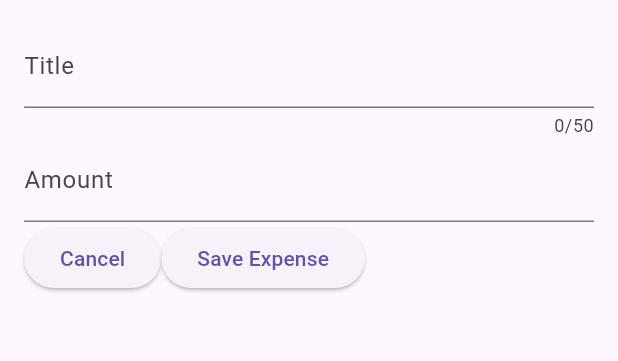
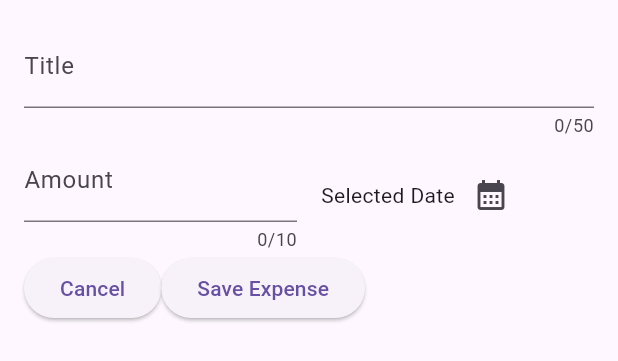
Before and after one commit to sameerkum0305-eng/expense_tracker, a Flutter app: the NewExpense widget shown alone on an empty page, opened directly, on a phone screen of 412 x 824 dp. Shown: the top 361 px of the screen. Run offline on Flutter 3.47's test engine with Material 3 defaults, Android fonts, the phone set to English and light mode, and no system bars.

Commit message:
updated new_expense.dart

```diff
--- a/lib/widgets/new_expense.dart
+++ b/lib/widgets/new_expense.dart
@@ -1,11 +1,9 @@
-
 import 'package:flutter/material.dart';
 
 class NewExpense extends StatefulWidget {
   const NewExpense({super.key});
-
   @override
-  State<NewExpense> createState() {
+  State<StatefulWidget> createState() {
     return _NewExpenseState();
   }
 }
@@ -13,11 +11,7 @@ class NewExpense extends StatefulWidget {
 class _NewExpenseState extends State<NewExpense> {
   final _titleController = TextEditingController();
   final _amountController = TextEditingController();
-
-  void _closeModal() {
-    // Logic will be added later
-  }
-
+  //make an amount controller
   @override
   void dispose() {
     _titleController.dispose();
@@ -28,39 +22,57 @@ class _NewExpenseState extends State<NewExpense> {
   @override
   Widget build(BuildContext context) {
     return Padding(
-      padding: const EdgeInsets.all(16),
+      padding: EdgeInsets.all(16),
       child: Column(
         children: [
           TextField(
             controller: _titleController,
             maxLength: 50,
             keyboardType: TextInputType.name,
-            decoration: const InputDecoration(
-              label: Text('Title'),
-            ),
+            decoration: InputDecoration(label: Text("Title")),
           ),
-
-          TextField(
-            controller: _amountController,
-            keyboardType: TextInputType.number,
-            decoration: const InputDecoration(
-              prefixText: '\$ ',
-              label: Text('Amount'),
-            ),
+          Row(
+            children: [
+              Expanded(
+                child: TextField(
+                  controller: _amountController,
+                  maxLength: 10,
+                  keyboardType: TextInputType.number,
+                  decoration: InputDecoration(
+                    prefixText: '\$',
+                    label: Text("Amount"),
+                  ),
+                ),
+              ),
+              const SizedBox(width: 16),
+              Expanded(
+                child: Row(
+                  children: [
+                    const Text("Selected Date"),
+                    IconButton(
+                      onPressed: () {},
+                      icon: const Icon(Icons.calendar_month),
+                    ),
+                  ],
+                ),
+              ),
+            ],
           ),
-
+          //Put Amount TextField
           Row(
             children: [
               ElevatedButton(
-                onPressed: _closeModal,
-                child: const Text('Cancel'),
+                onPressed: () {
+                  Navigator.pop(context);
+                },
+                child: Text("Cancel"),
               ),
               ElevatedButton(
                 onPressed: () {
                   print(_titleController.text);
                   print(_amountController.text);
                 },
-                child: const Text('Save Expense'),
+                child: Text("Save Expense"),
               ),
             ],
           ),
```
